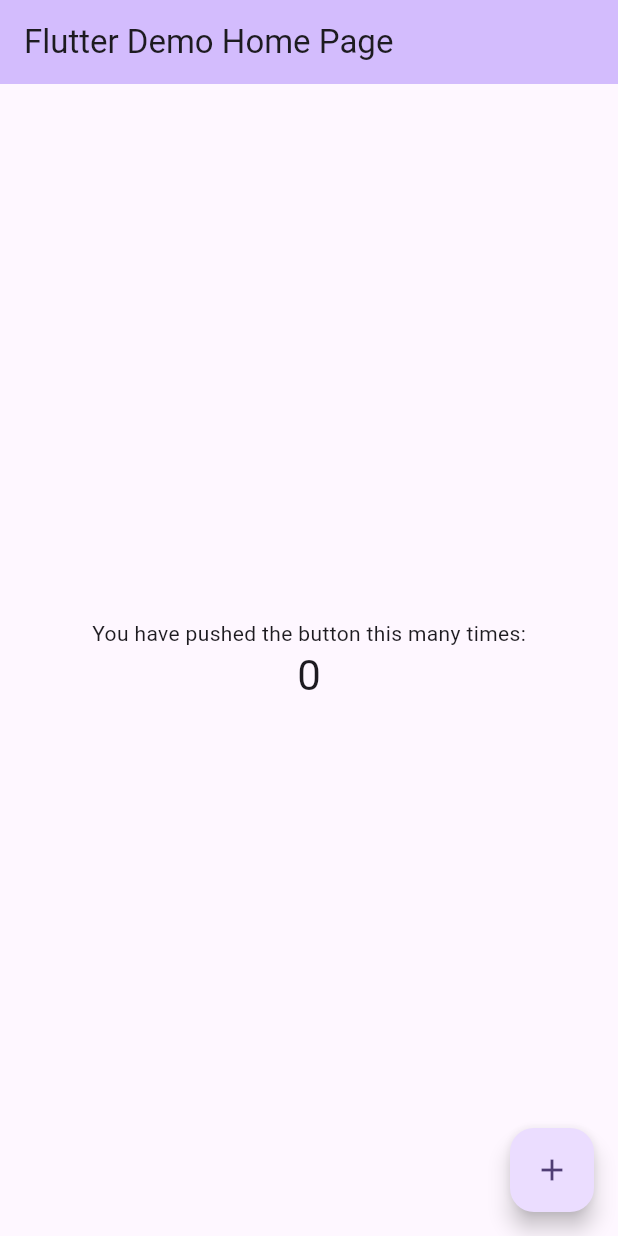
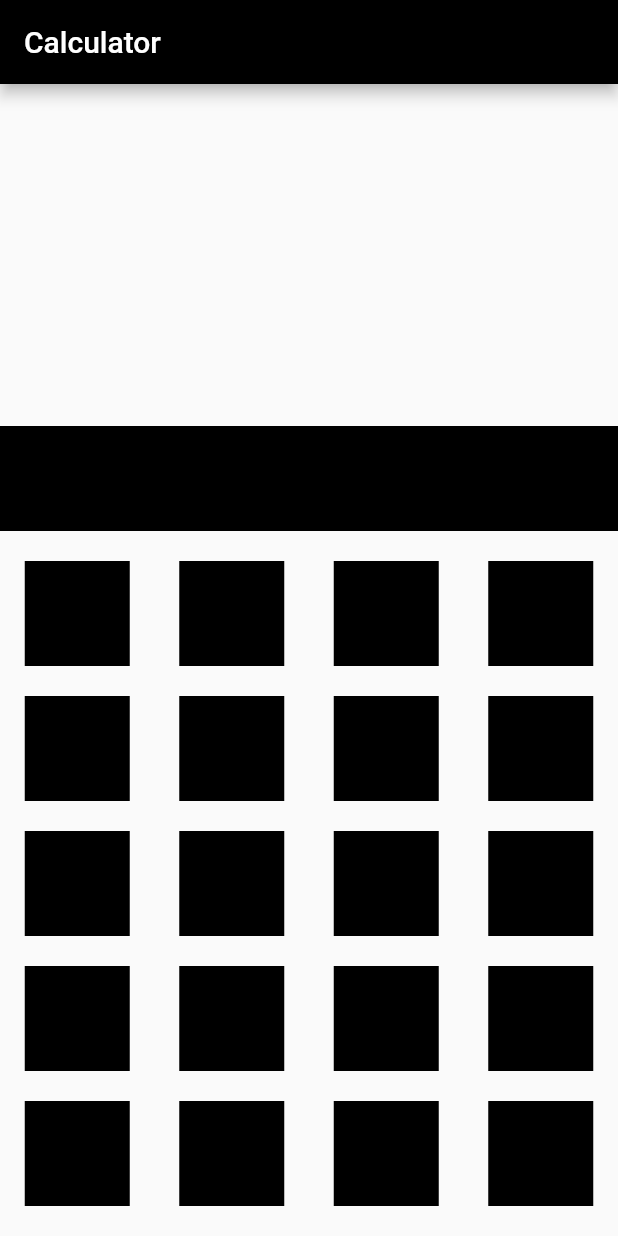
Before and after one commit to AroojAslam/Calculator, a Flutter app: the screen it shows after launch, on a phone screen of 412 x 824 dp. Run offline on Flutter 3.47's test engine with Material 2 defaults, Android fonts, the phone set to English and light mode, and no system bars.

Commit message:
simple structure

```diff
--- a/Calculator/lib/main.dart
+++ b/Calculator/lib/main.dart
@@ -1,125 +1,193 @@
 import 'package:flutter/material.dart';
 
 void main() {
-  runApp(const MyApp());
+  runApp(const Calculator());
 }
 
-class MyApp extends StatelessWidget {
-  const MyApp({super.key});
+class Calculator extends StatefulWidget {
+  const Calculator({super.key});
 
-  // This widget is the root of your application.
+  @override
+  State<Calculator> createState() => _CalculatorState();
+}
+
+class _CalculatorState extends State<Calculator> {
   @override
   Widget build(BuildContext context) {
     return MaterialApp(
-      title: 'Flutter Demo',
-      theme: ThemeData(
-        // This is the theme of your application.
-        //
-        // TRY THIS: Try running your application with "flutter run". You'll see
-        // the application has a blue toolbar. Then, without quitting the app,
-        // try changing the seedColor in the colorScheme below to Colors.green
-        // and then invoke "hot reload" (save your changes or press the "hot
-        // reload" button in a Flutter-supported IDE, or press "r" if you used
-        // the command line to start the app).
-        //
-        // Notice that the counter didn't reset back to zero; the application
-        // state is not lost during the reload. To reset the state, use hot
-        // restart instead.
-        //
-        // This works for code too, not just values: Most code changes can be
-        // tested with just a hot reload.
-        colorScheme: ColorScheme.fromSeed(seedColor: Colors.deepPurple),
-        useMaterial3: true,
+      home:Scaffold(
+        appBar: AppBar(
+          backgroundColor: Colors.black,
+            title: Text('Calculator')
         ),
-      home: const MyHomePage(title: 'Flutter Demo Home Page'),
-    );
-  }
-}
+        body: Container(
+          child:Column(
+            mainAxisAlignment: MainAxisAlignment.spaceBetween,
+            children: [
+              Column(
+                children: [
 
-class MyHomePage extends StatefulWidget {
-  const MyHomePage({super.key, required this.title});
-
-  // This widget is the home page of your application. It is stateful, meaning
-  // that it has a State object (defined below) that contains fields that affect
-  // how it looks.
-
-  // This class is the configuration for the state. It holds the values (in this
-  // case the title) provided by the parent (in this case the App widget) and
-  // used by the build method of the State. Fields in a Widget subclass are
-  // always marked "final".
-
-  final String title;
-
-  @override
-  State<MyHomePage> createState() => _MyHomePageState();
-}
-
-class _MyHomePageState extends State<MyHomePage> {
-  int _counter = 0;
-
-  void _incrementCounter() {
-    setState(() {
-      // This call to setState tells the Flutter framework that something has
-      // changed in this State, which causes it to rerun the build method below
-      // so that the display can reflect the updated values. If we changed
-      // _counter without calling setState(), then the build method would not be
-      // called again, and so nothing would appear to happen.
-      _counter++;
-    });
-  }
-
-  @override
-  Widget build(BuildContext context) {
-    // This method is rerun every time setState is called, for instance as done
-    // by the _incrementCounter method above.
-    //
-    // The Flutter framework has been optimized to make rerunning build methods
-    // fast, so that you can just rebuild anything that needs updating rather
-    // than having to individually change instances of widgets.
-    return Scaffold(
-      appBar: AppBar(
-        // TRY THIS: Try changing the color here to a specific color (to
-        // Colors.amber, perhaps?) and trigger a hot reload to see the AppBar
-        // change color while the other colors stay the same.
-        backgroundColor: Theme.of(context).colorScheme.inversePrimary,
-        // Here we take the value from the MyHomePage object that was created by
-        // the App.build method, and use it to set our appbar title.
-        title: Text(widget.title),
+                ],
               ),
-      body: Center(
-        // Center is a layout widget. It takes a single child and positions it
-        // in the middle of the parent.
-        child: Column(
-          // Column is also a layout widget. It takes a list of children and
-          // arranges them vertically. By default, it sizes itself to fit its
-          // children horizontally, and tries to be as tall as its parent.
-          //
-          // Column has various properties to control how it sizes itself and
-          // how it positions its children. Here we use mainAxisAlignment to
-          // center the children vertically; the main axis here is the vertical
-          // axis because Columns are vertical (the cross axis would be
-          // horizontal).
-          //
-          // TRY THIS: Invoke "debug painting" (choose the "Toggle Debug Paint"
-          // action in the IDE, or press "p" in the console), to see the
-          // wireframe for each widget.
-          mainAxisAlignment: MainAxisAlignment.center,
-          children: <Widget>[
-            const Text(
-              'You have pushed the button this many times:',
+              Column(
+                mainAxisAlignment: MainAxisAlignment.end,
+                children: [
+                  Container(
+                    alignment: Alignment.centerRight,
+                    height: 70,
+                    width: 500,
+                    color: Colors.black,
+                    child: Text('output part'),
                   ),
-            Text(
-              '$_counter',
-              style: Theme.of(context).textTheme.headlineMedium,
+                  SizedBox(
+                    height: 20,
+                  ),
+                  Row(
+                    mainAxisAlignment: MainAxisAlignment.spaceAround,
+                    children: [
+                      Container(
+                        height: 70,
+                        width: 70,
+                        color: Colors.black,
+                      ),
+                      Container(
+                        height: 70,
+                        width: 70,
+                        color: Colors.black,
+                      ),
+                      Container(
+                        height: 70,
+                        width: 70,
+                        color: Colors.black,
+                      ),
+                      Container(
+                        height: 70,
+                        width: 70,
+                        color: Colors.black,
+                      ),
+                    ],
+                  ),
+                  SizedBox(
+                    height: 20,
+                  ),
+                  Row(
+                    mainAxisAlignment: MainAxisAlignment.spaceAround,
+                    children: [
+                      Container(
+                        height: 70,
+                        width: 70,
+                        color: Colors.black,
+                      ),
+                      Container(
+                        height: 70,
+                        width: 70,
+                        color: Colors.black,
+                      ),
+                      Container(
+                        height: 70,
+                        width: 70,
+                        color: Colors.black,
+                      ),
+                      Container(
+                        height: 70,
+                        width: 70,
+                        color: Colors.black,
+                      ),
+                    ],
+                  ),
+                  SizedBox(
+                    height: 20,
+                  ),
+                  Row(
+                    mainAxisAlignment: MainAxisAlignment.spaceAround,
+                    children: [
+                      Container(
+                        height: 70,
+                        width: 70,
+                        color: Colors.black,
+                      ),
+                      Container(
+                        height: 70,
+                        width: 70,
+                        color: Colors.black,
+                      ),
+                      Container(
+                        height: 70,
+                        width: 70,
+                        color: Colors.black,
+                      ),
+                      Container(
+                        height: 70,
+                        width: 70,
+                        color: Colors.black,
+                      ),
+                    ],
+                  ),
+                  SizedBox(
+                    height: 20,
+                  ),
+                  Row(
+                    mainAxisAlignment: MainAxisAlignment.spaceAround,
+                    children: [
+                      Container(
+                        height: 70,
+                        width: 70,
+                        color: Colors.black,
+                      ),
+                      Container(
+                        height: 70,
+                        width: 70,
+                        color: Colors.black,
+                      ),
+                      Container(
+                        height: 70,
+                        width: 70,
+                        color: Colors.black,
+                      ),
+                      Container(
+                        height: 70,
+                        width: 70,
+                        color: Colors.black,
+                      ),
+                    ],
+                  ),
+                  SizedBox(
+                    height: 20,
+                  ),
+                  Row(
+                    mainAxisAlignment: MainAxisAlignment.spaceAround,
+                    children: [
+                      Container(
+                        height: 70,
+                        width: 70,
+                        color: Colors.black,
+                      ),
+                      Container(
+                        height: 70,
+                        width: 70,
+                        color: Colors.black,
+                      ),
+                      Container(
+                        height: 70,
+                        width: 70,
+                        color: Colors.black,
+                      ),
+                      Container(
+                        height: 70,
+                        width: 70,
+                        color: Colors.black,
+                      ),
+                    ],
+                  ),
+                  SizedBox(
+                    height: 20,
+                  ),
+                ],
               ),
             ],
           ),
         ),
-      floatingActionButton: FloatingActionButton(
-        onPressed: _incrementCounter,
-        tooltip: 'Increment',
-        child: const Icon(Icons.add),
-      ), // This trailing comma makes auto-formatting nicer for build methods.
+      ) ,
     );
   }
 }
```
Also changed, not shown: 1 other file. Lines whose indentation alone changed are shown as unchanged.
